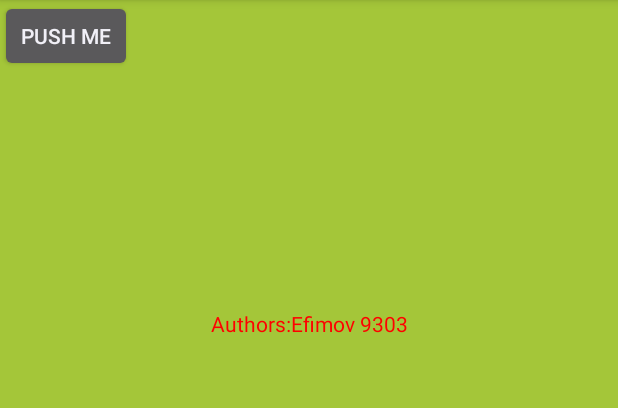
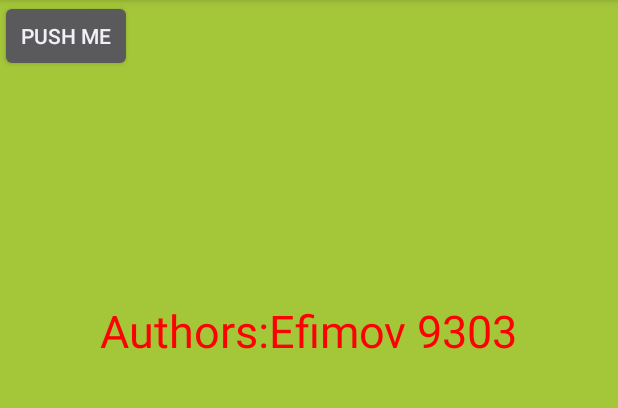
Before and after one commit to moevm/adfmp1h23-smart-home, an Android app: the layout activity_main.xml on its own in the app's theme, with its tools: preview values and no code run, on a phone screen of 412 x 824 dp, the part 84-492 px from its top. Run offline under Robolectric (Android 15) with nearby library versions, the phone set to English and light mode, and no system bars.

Commit message:
fix also

```diff
--- a/app/src/main/res/layout/activity_main.xml
+++ b/app/src/main/res/layout/activity_main.xml
@@ -12,6 +12,7 @@
         android:layout_width="wrap_content"
         android:layout_height="wrap_content"
         android:text="Authors:Efimov 9303"
+        android:textSize="30sp"
         app:layout_constraintBottom_toBottomOf="parent"
         app:layout_constraintEnd_toEndOf="parent"
         app:layout_constraintStart_toStartOf="parent"
@@ -23,9 +24,8 @@
         android:layout_width="wrap_content"
         android:layout_height="wrap_content"
         android:text="Push me"
-        tools:ignore="MissingConstraints"
         tools:layout_editor_absoluteX="155dp"
-
-        tools:layout_editor_absoluteY="226dp" />
+        tools:layout_editor_absoluteY="341dp"
+        tools:ignore="MissingConstraints" />
 
 </androidx.constraintlayout.widget.ConstraintLayout>
```
